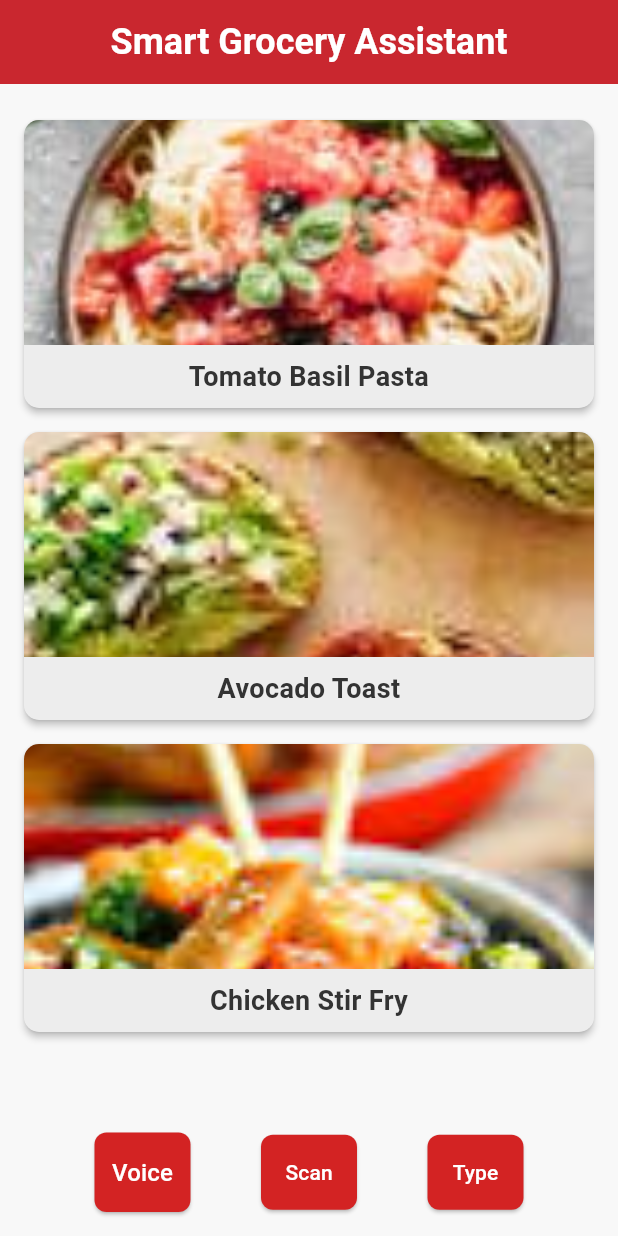
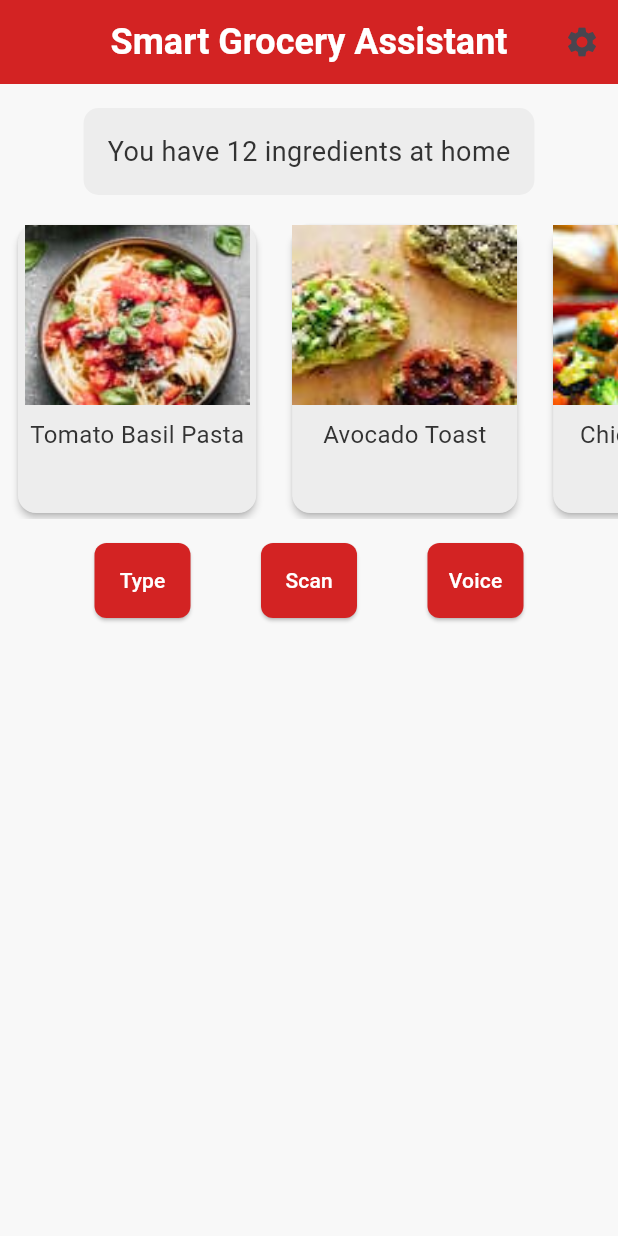
Before and after one commit to pailinglo/source, a Flutter app: the screen it shows after launch, on a phone screen of 412 x 824 dp. Run offline on Flutter 3.47's test engine with Material 3 defaults, Android fonts, the phone set to English and light mode, and no system bars; our stand-ins replace camera.

Commit message:
Initial version of home screen work flow

```diff
--- a/smart_grocery_assistant/lib/main.dart
+++ b/smart_grocery_assistant/lib/main.dart
@@ -22,17 +22,15 @@ class SmartGroceryApp extends StatelessWidget {
     return MaterialApp(
       title: 'Smart Grocery Assistant',
       theme: ThemeData(
-        primaryColor: const Color(0xFFD32323), // Yelp-like red
-        scaffoldBackgroundColor: const Color(0xFFF8F8F8), // Off-white
+        primaryColor: const Color(0xFFD32323),
+        scaffoldBackgroundColor: const Color(0xFFF8F8F8),
         elevatedButtonTheme: ElevatedButtonThemeData(
           style: ElevatedButton.styleFrom(
-            backgroundColor: const Color(0xFFD32323), // Red buttons
+            backgroundColor: const Color(0xFFD32323),
             foregroundColor: Colors.white,
             padding: const EdgeInsets.symmetric(vertical: 15),
             shape: RoundedRectangleBorder(
-              borderRadius: BorderRadius.circular(
-                8,
-              ), // Slightly rounded buttons
+              borderRadius: BorderRadius.circular(8),
             ),
           ),
         ),
@@ -45,20 +43,16 @@ class SmartGroceryApp extends StatelessWidget {
 class HomeScreen extends StatelessWidget {
   const HomeScreen({super.key});
 
-  // Example recipes with placeholder image URLs
   final List<Map<String, String>> recipes = const [
     {
       'name': 'Tomato Basil Pasta',
-      'image': 'assets/images/tomato_basil_pasta.jpg', // Local asset image
+      'image': 'assets/images/tomato_basil_pasta.jpg',
     },
-    {
-      'name': 'Avocado Toast',
-      'image': 'assets/images/avocado_toast.jpeg', // Local asset image
-    },
-    {
-      'name': 'Chicken Stir Fry',
-      'image': 'assets/images/chicken_stirfry.jpeg', // Local asset image
-    },
+    {'name': 'Avocado Toast', 'image': 'assets/images/avocado_toast.jpg'},
+    {'name': 'Chicken Stir Fry', 'image': 'assets/images/chicken_stir_fry.jpg'},
+    {'name': 'Vegetable Curry', 'image': 'assets/images/vegetable_curry.jpg'},
+    {'name': 'Fruit Salad', 'image': 'assets/images/fruit_salad.jpg'},
+    {'name': 'Chocolate Cake', 'image': 'assets/images/chocolate_cake.jpg'},
   ];
 
   @override
@@ -73,50 +67,99 @@ class HomeScreen extends StatelessWidget {
             color: Colors.white,
           ),
         ),
-        backgroundColor: Theme.of(context).primaryColor, // Red app bar
+        backgroundColor: Theme.of(context).primaryColor,
         centerTitle: true,
-        elevation: 4, // Slight shadow for depth
+        actions: [
+          IconButton(icon: const Icon(Icons.settings), onPressed: () {}),
+        ],
       ),
       body: Column(
         children: [
-          // Center Section: Recommended Recipes
-          Expanded(
-            child: Padding(
+          // Top Section: Inventory Summary
+          Padding(
             padding: const EdgeInsets.all(16.0),
-              child: ListView.builder(
-                itemCount: recipes.length,
-                itemBuilder: (context, index) {
-                  return RecipeCard(
-                    name: recipes[index]['name']!,
-                    imagePath: recipes[index]['image']!,
-                  );
-                },
+            child: GestureDetector(
+              onTap:
+                  () => Navigator.push(
+                    context,
+                    MaterialPageRoute(
+                      builder: (context) => const InventoryScreen(),
+                    ),
+                  ),
+              child: Container(
+                padding: const EdgeInsets.all(16),
+                decoration: BoxDecoration(
+                  color: const Color(0xFFEDEDED),
+                  borderRadius: BorderRadius.circular(10),
+                ),
+                child: const Text(
+                  'You have 12 ingredients at home',
+                  style: TextStyle(fontSize: 18, color: Color(0xFF333333)),
                 ),
               ),
             ),
-          // Bottom Section: Buttons
+          ),
+          // Center Section: Recipe Previews
+          SizedBox(
+            height: 200,
+            child:
+                recipes.isEmpty
+                    ? const Center(
+                      child: Text(
+                        'Add groceries to see recipe ideas!',
+                        style: TextStyle(color: Color(0xFF333333)),
+                      ),
+                    )
+                    : ListView.builder(
+                      scrollDirection: Axis.horizontal,
+                      itemCount: recipes.length,
+                      itemBuilder:
+                          (context, index) => Padding(
+                            padding: const EdgeInsets.symmetric(
+                              horizontal: 8.0,
+                            ),
+                            child: RecipePreview(
+                              name: recipes[index]['name']!,
+                              imagePath: recipes[index]['image']!,
+                            ),
+                          ),
+                    ),
+          ),
+          // Bottom Section: Input Buttons
           Padding(
             padding: const EdgeInsets.all(16.0),
             child: Row(
               mainAxisAlignment: MainAxisAlignment.spaceEvenly,
               children: [
                 ElevatedButton(
-                  onPressed: () {
-                    print('Voice button pressed');
-                  },
-                  child: const Text('Voice', style: TextStyle(fontSize: 16)),
+                  onPressed:
+                      () => Navigator.push(
+                        context,
+                        MaterialPageRoute(
+                          builder: (context) => const TypeInputScreen(),
+                        ),
+                      ),
+                  child: const Text('Type'),
                 ),
                 ElevatedButton(
-                  onPressed: () {
-                    print('Scan button pressed');
-                  },
+                  onPressed:
+                      () => Navigator.push(
+                        context,
+                        MaterialPageRoute(
+                          builder: (context) => const ScanReceiptScreen(),
+                        ),
+                      ),
                   child: const Text('Scan'),
                 ),
                 ElevatedButton(
-                  onPressed: () {
-                    print('Type button pressed');
-                  },
-                  child: const Text('Type'),
+                  onPressed:
+                      () => Navigator.push(
+                        context,
+                        MaterialPageRoute(
+                          builder: (context) => const VoiceInputScreen(),
+                        ),
+                      ),
+                  child: const Text('Voice'),
                 ),
               ],
             ),
@@ -127,43 +170,85 @@ class HomeScreen extends StatelessWidget {
   }
 }
 
-// Recipe Card Widget
-class RecipeCard extends StatelessWidget {
+class RecipePreview extends StatelessWidget {
   final String name;
   final String imagePath;
 
-  const RecipeCard({super.key, required this.name, required this.imagePath});
+  const RecipePreview({super.key, required this.name, required this.imagePath});
 
   @override
   Widget build(BuildContext context) {
-    return Card(
-      elevation: 2, // Lighter shadow for a modern look
-      margin: const EdgeInsets.symmetric(vertical: 8.0),
-      color: const Color(0xFFEDEDED), // Light gray card
-      shape: RoundedRectangleBorder(
-        borderRadius: BorderRadius.circular(10), // Rounded corners
+    return GestureDetector(
+      onTap:
+          () => Navigator.push(
+            context,
+            MaterialPageRoute(
+              builder: (context) => RecipeDetailScreen(name: name),
             ),
+          ),
+      child: Card(
+        elevation: 2,
+        color: const Color(0xFFEDEDED),
         child: Column(
-        crossAxisAlignment: CrossAxisAlignment.stretch,
           children: [
-          ClipRRect(
-            borderRadius: const BorderRadius.vertical(top: Radius.circular(10)),
-            child: Image.asset(imagePath, height: 150, fit: BoxFit.cover),
-          ),
+            Image.asset(imagePath, width: 150, height: 120, fit: BoxFit.cover),
             Padding(
               padding: const EdgeInsets.all(8.0),
               child: Text(
                 name,
-              style: const TextStyle(
-                fontSize: 18,
-                fontWeight: FontWeight.w600,
-                color: Color(0xFF333333), // Dark gray text
-              ),
-              textAlign: TextAlign.center,
+                style: const TextStyle(fontSize: 16, color: Color(0xFF333333)),
               ),
             ),
           ],
         ),
+      ),
     );
   }
 }
+
+// Placeholder screens
+class TypeInputScreen extends StatelessWidget {
+  const TypeInputScreen({super.key});
+  @override
+  Widget build(BuildContext context) => Scaffold(
+    appBar: AppBar(title: const Text('Add by Typing')),
+    body: const Center(child: Text('Type Screen')),
+  );
+}
+
+class ScanReceiptScreen extends StatelessWidget {
+  const ScanReceiptScreen({super.key});
+  @override
+  Widget build(BuildContext context) => Scaffold(
+    appBar: AppBar(title: const Text('Scan Receipt')),
+    body: const Center(child: Text('Scan Screen')),
+  );
+}
+
+class VoiceInputScreen extends StatelessWidget {
+  const VoiceInputScreen({super.key});
+  @override
+  Widget build(BuildContext context) => Scaffold(
+    appBar: AppBar(title: const Text('Voice Input')),
+    body: const Center(child: Text('Voice Screen')),
+  );
+}
+
+class InventoryScreen extends StatelessWidget {
+  const InventoryScreen({super.key});
+  @override
+  Widget build(BuildContext context) => Scaffold(
+    appBar: AppBar(title: const Text('My Inventory')),
+    body: const Center(child: Text('Inventory Screen')),
+  );
+}
+
+class RecipeDetailScreen extends StatelessWidget {
+  final String name;
+  const RecipeDetailScreen({super.key, required this.name});
+  @override
+  Widget build(BuildContext context) => Scaffold(
+    appBar: AppBar(title: Text(name)),
+    body: Center(child: Text('$name Details')),
+  );
+}
```
Also changed, not shown: smart_grocery_assistant/pubspec.yaml (+7 -5 lines), smart_grocery_assistant/assets/images/avocado_toast.jpg (renamed from smart_grocery_assistant/assets/images/avocado_toast.jpeg), smart_grocery_assistant/assets/images/chicken_stir_fry.jpg (renamed from smart_grocery_assistant/assets/images/chicken_stirfry.jpeg). Lines whose indentation alone changed are shown as unchanged.
